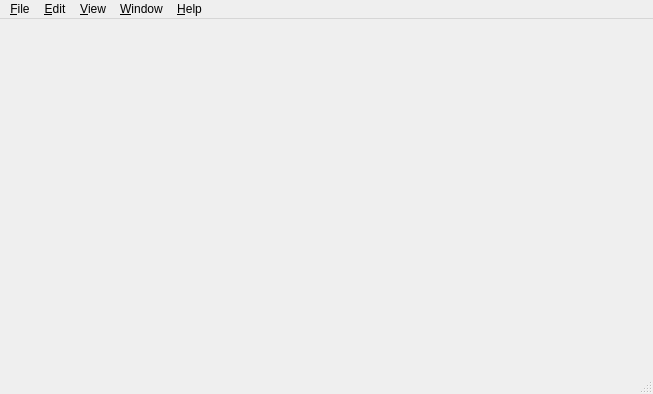
Above: mainwindow.ui from olive-editor/olive before the change. Below: the same form after it.
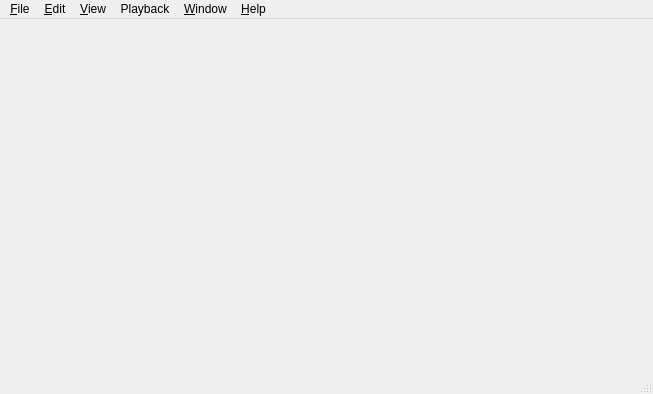
That is the form after the change. Icons and pictures are not drawn.

What changed in the file:
```diff
--- a/mainwindow.ui
+++ b/mainwindow.ui
@@ -24,7 +24,7 @@
      <x>0</x>
      <y>0</y>
      <width>653</width>
-     <height>17</height>
+     <height>34</height>
     </rect>
    </property>
    <widget class="QMenu" name="menu_File">
@@ -91,9 +91,20 @@
     <addaction name="actionZoom_In"/>
     <addaction name="actionZoom_out"/>
    </widget>
+   <widget class="QMenu" name="menuPlayback">
+    <property name="title">
+     <string>Playback</string>
+    </property>
+    <addaction name="actionGo_to_start"/>
+    <addaction name="actionPrevious_Frame"/>
+    <addaction name="actionPlay_Pause"/>
+    <addaction name="actionNext_Frame"/>
+    <addaction name="actionGo_to_End"/>
+   </widget>
    <addaction name="menu_File"/>
    <addaction name="menuEdit"/>
    <addaction name="menu_View"/>
+   <addaction name="menuPlayback"/>
    <addaction name="menuWindow"/>
    <addaction name="menu_Help"/>
   </widget>
```
Left out of the diff: 47 changed lines with no effect on the pictures.
